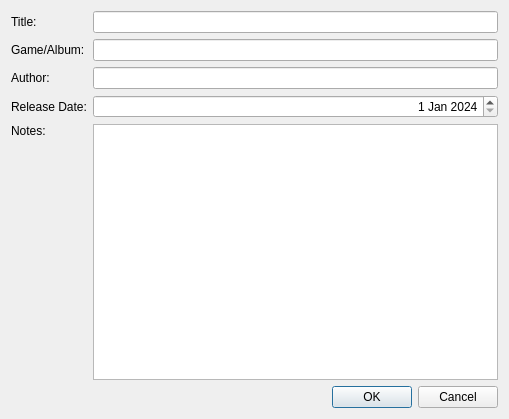
nirjacobson/Chromasound-Studio, file info/projectinfodialog.ui: the form before one commit.
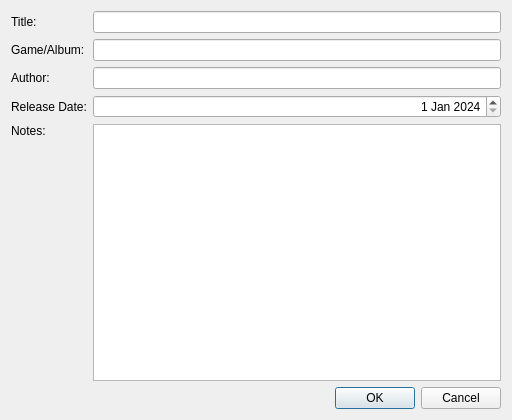
The form after the commit.

Commit message: project info dialog size

Patch:
```diff
--- a/info/projectinfodialog.ui
+++ b/info/projectinfodialog.ui
@@ -6,10 +6,16 @@
    <rect>
     <x>0</x>
     <y>0</y>
-    <width>509</width>
-    <height>419</height>
+    <width>512</width>
+    <height>420</height>
    </rect>
   </property>
+  <property name="minimumSize">
+   <size>
+    <width>512</width>
+    <height>420</height>
+   </size>
+  </property>
   <property name="windowTitle">
    <string>Project Info</string>
   </property>
```
